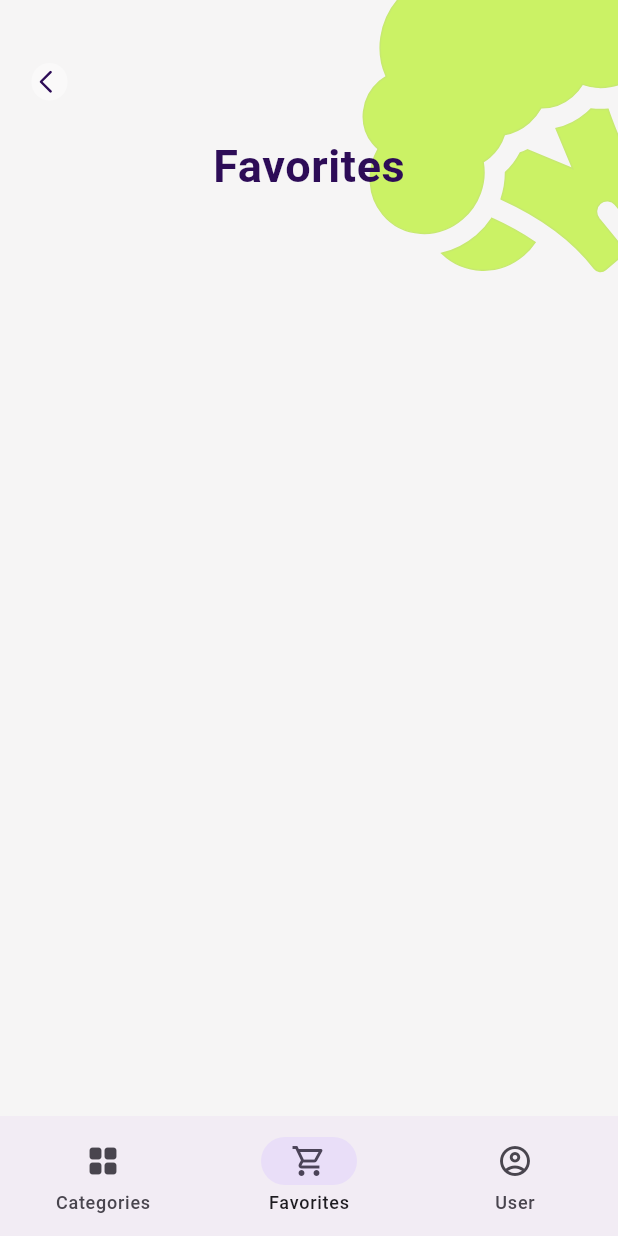
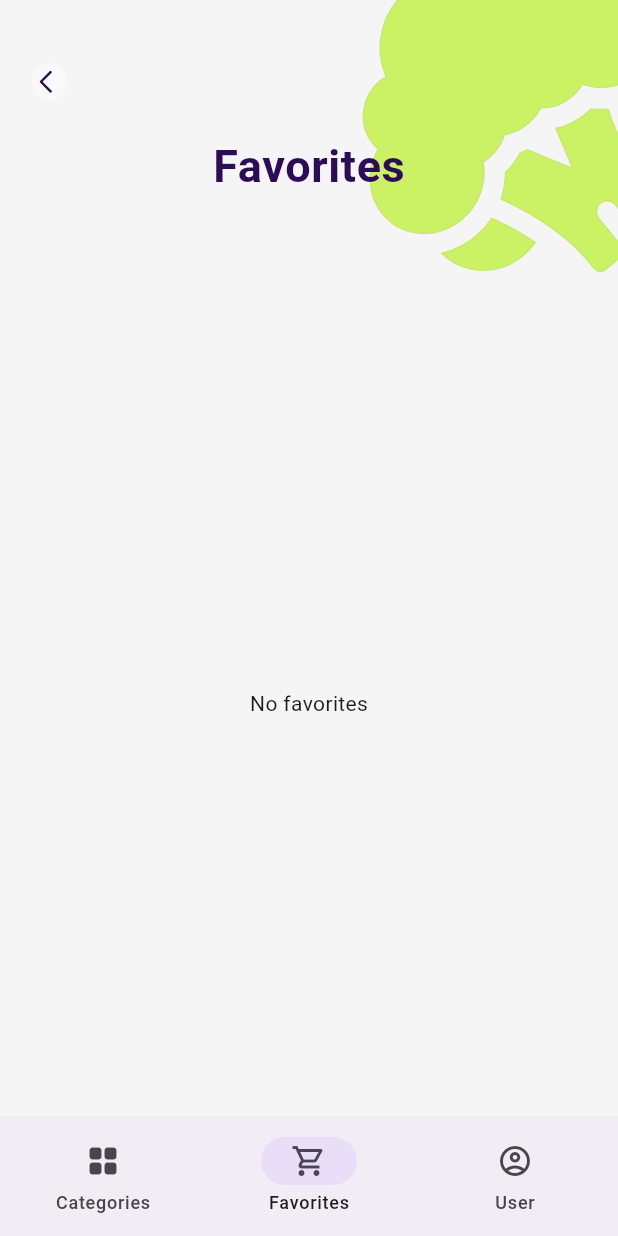
Before and after one commit to assyaIsk/flutter, a Flutter app: the Tabs screen opened by its route, item 2 of the bottom bar chosen, on a phone screen of 412 x 824 dp. Run offline on Flutter 3.47's test engine with Material 3 defaults, Android fonts, the phone set to English and light mode, and no system bars; our stand-ins replace bloc, flutter_bloc, flutter_svg, freezed_annotation.

Commit message:
VegetableList isEmpty

```diff
--- a/lib/widgets/vegetables/vegetable_list.dart
+++ b/lib/widgets/vegetables/vegetable_list.dart
@@ -25,10 +25,12 @@
             orElse: () => newList = vegetables,
             searchVegetable: (vegetables) => {newList = vegetables});
         return Expanded(
-            child: VegetablesListWidget(
-                vegetables: newList,
-                halfWidth: halfWidth,
-                quarterWidth: quarterWidth));
+            child: vegetables.isEmpty
+                ? const Center(child: Text('No favorites'))
+                : VegetablesListWidget(
+                    vegetables: newList,
+                    halfWidth: halfWidth,
+                    quarterWidth: quarterWidth));
       },
     );
   }
```
